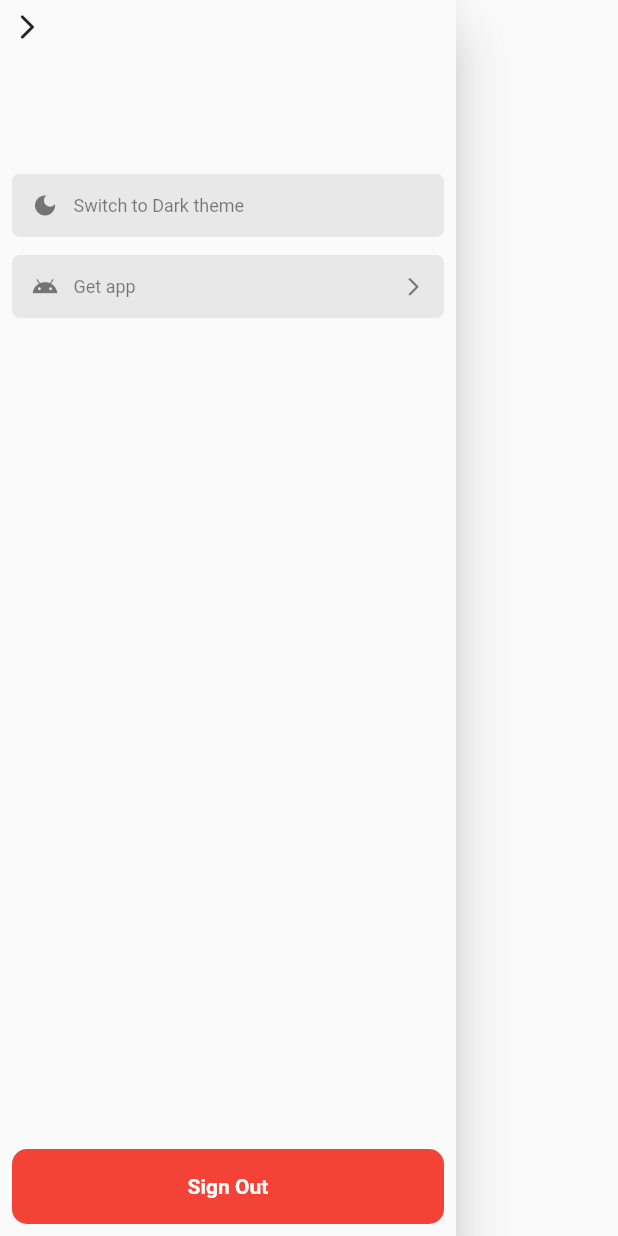
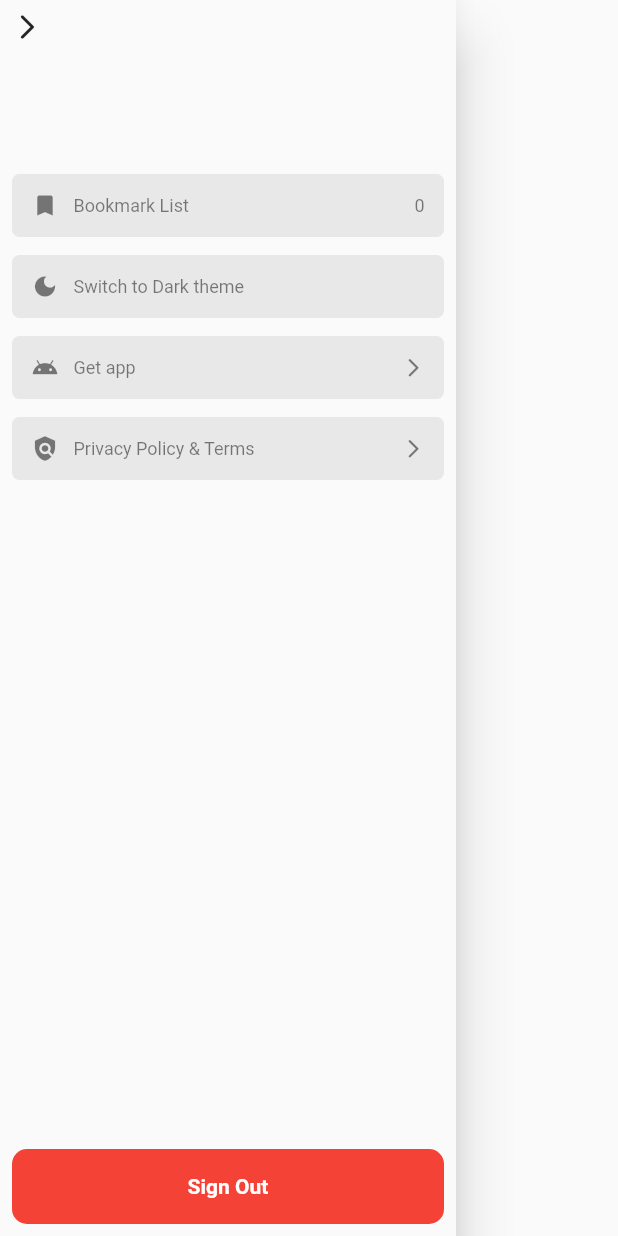
Before and after one commit to sivaprasadnk/moviezapp, a Flutter app: the WebDrawer widget shown alone on an empty page, opened directly, after a tap on "Get app", on a phone screen of 412 x 824 dp. Run offline on Flutter 3.47's test engine with Material 2 defaults, Android fonts, the phone set to English and light mode, and no system bars; our stand-ins replace cached_network_image, cloud_firestore, connectivity_plus, firebase_auth, firebase_core, flutter_carousel_widget and 7 more; missing offline and left inert: in_app_update, store_redirect, universal_html; accounts and stored records are empty; network calls fail.

Commit message:
web drawer changes

```diff
--- a/lib/utils/extensions/build.context.extension.dart
+++ b/lib/utils/extensions/build.context.extension.dart
@@ -6,7 +6,7 @@ import 'package:moviezapp/provider/user.provider.dart';
 import 'package:moviezapp/views/mobile/home/home.screen.dart';
 import 'package:moviezapp/views/web/home/home.screen.web.dart';
 import 'package:provider/provider.dart';
-
+import 'package:universal_html/html.dart' as html;
 extension ContextExtensions on BuildContext {
   Size get size => MediaQuery.of(this).size;
   double get height => size.height;
@@ -81,4 +81,11 @@ extension ContextExtensions on BuildContext {
   void unfocus() {
     FocusScope.of(this).unfocus();
   }
+
+  void openInNewTab(String url) {
+    html.window.open(
+      url,
+      'new tab',
+    );
+  }
 }
--- a/lib/views/common/social.media.icon.dart
+++ b/lib/views/common/social.media.icon.dart
@@ -25,7 +25,7 @@ class SocialMediaIcon extends StatelessWidget {
     return GestureDetector(
       onTap: () async {
         if (kIsWeb) {
-          // html.window.open(link, 'new tab');
+          context.openInNewTab(link);
         } else {
           try {
             if (await canLaunchUrl(Uri.parse(link))) {
--- a/lib/views/web/home/widgets/web.drawer.dart
+++ b/lib/views/web/home/widgets/web.drawer.dart
@@ -1,10 +1,10 @@
-import 'dart:html' as html;
 
 import 'package:firebase_auth/firebase_auth.dart';
 import 'package:flutter/material.dart';
 import 'package:moviezapp/provider/app.provider.dart';
 import 'package:moviezapp/utils/extensions/build.context.extension.dart';
 import 'package:moviezapp/views/common/common.button.dart';
+import 'package:moviezapp/views/mobile/home/page/profile/widgets/bookmark.list.menu.dart';
 import 'package:moviezapp/views/mobile/home/page/profile/widgets/profile.menu.card.dart';
 import 'package:provider/provider.dart';
 
@@ -15,6 +15,8 @@ class WebDrawer extends StatelessWidget {
   Widget build(BuildContext context) {
     var user = FirebaseAuth.instance.currentUser;
     var name = 'Username';
+    var provider = context.authProvider;
+    var isGuest = provider.isGuestUser;
     if (user!.displayName != null) {
       name = user.displayName!;
     }
@@ -72,6 +74,8 @@ class WebDrawer extends StatelessWidget {
               ],
             ),
             const SizedBox(height: 38),
+            BookmarkListMenu(isGuest: isGuest),
+            const SizedBox(height: 12),
             Consumer<AppProvider>(builder: (_, provider, __) {
               var isDark = provider.selectedBrightness == Brightness.dark;
               var title = 'Switch to Dark theme';
@@ -91,16 +95,24 @@ class WebDrawer extends StatelessWidget {
               );
             }),
             const SizedBox(height: 12),
-
             ProfileMenuCard(
               title: 'Get app',
               icon: Icons.android,
               isImplemented: true,
               onTap: () {
-                html.window.open(
-                  'https://play.google.com/store/apps/details?id=com.spverse.moviezapp',
-                  'new tab',
-                );
+                var url =
+                    'https://play.google.com/store/apps/details?id=com.spverse.moviezapp';
+                context.openInNewTab(url);
+              },
+            ),
+            const SizedBox(height: 12),
+            ProfileMenuCard(
+              title: 'Privacy Policy & Terms',
+              icon: Icons.policy,
+              isImplemented: true,
+              onTap: () {
+                var url = 'https://sivaprasadnk.dev/moviez-app/privacy-policy/';
+                context.openInNewTab(url);
               },
             ),
             const Spacer(),
--- a/pubspec.yaml
+++ b/pubspec.yaml
@@ -51,6 +51,7 @@ dependencies:
   shimmer: ^2.0.0
   store_redirect: ^2.0.1
   url_launcher: ^6.1.10
+  universal_html:
   webview_flutter: ^4.0.7
   youtube_player_iframe: ^4.0.4
 
```
Also changed, not shown: pubspec.lock.
